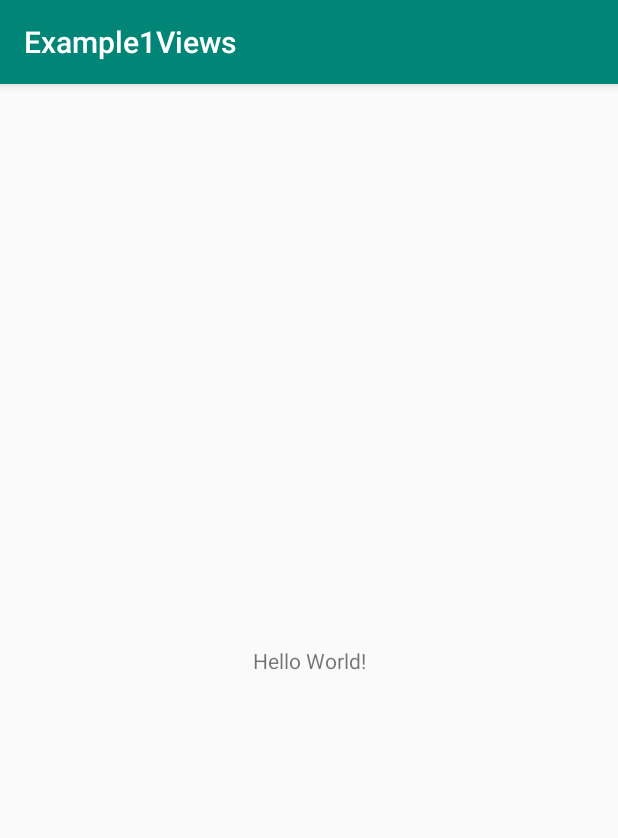
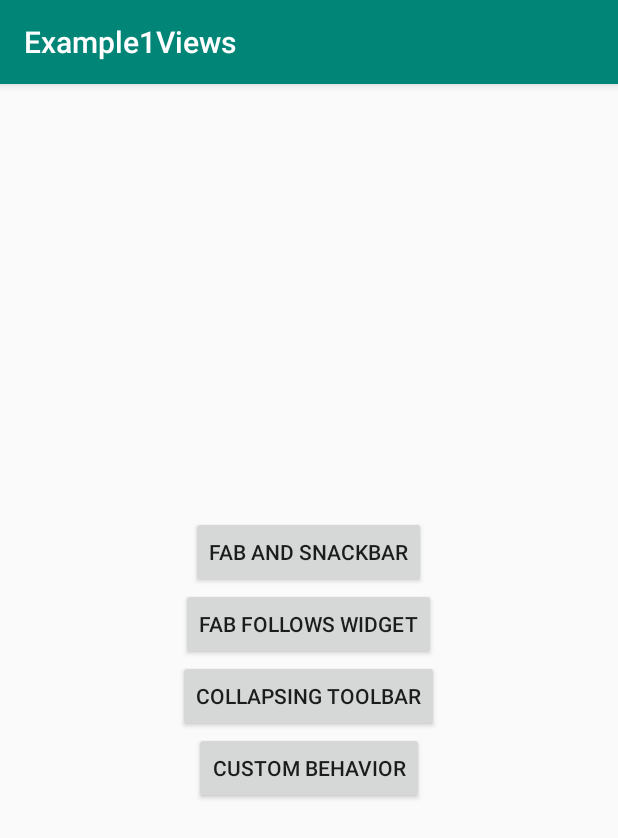
Before and after one commit to praveen1256/Example1Views, an Android app: the screen it shows after launch (MainActivity), on a phone screen of 412 x 824 dp. Shown: the top 838 px of the screen. Run offline under Robolectric (Android 15) with nearby library versions, the light colour scheme and no system bars.

Commit message:
coordinator material design

```diff
--- a/app/build.gradle
+++ b/app/build.gradle
@@ -25,4 +25,8 @@ dependencies {
     testImplementation 'junit:junit:4.12'
     androidTestImplementation 'com.android.support.test:runner:1.0.2'
     androidTestImplementation 'com.android.support.test.espresso:espresso-core:3.0.2'
+    implementation 'com.android.support:design:28.0.0'
+    implementation 'com.android.support:cardview-v7:28.0.0'
+    implementation 'de.hdodenhof:circleimageview:1.3.0'
+
 }
--- a/app/src/main/AndroidManifest.xml
+++ b/app/src/main/AndroidManifest.xml
@@ -16,6 +16,10 @@
                 <category android:name="android.intent.category.LAUNCHER" />
             </intent-filter>
         </activity>
+        <activity android:name=".CollapsingToolbarActivity"/>
+        <activity android:name=".CustomBehaviorActivity"/>
+        <activity android:name=".FabAndSnackbarActivity"/>
+        <activity android:name=".FabFollowsWidgetActivity"/>
     </application>
 
 </manifest>
--- a/app/src/main/java/android/com/example1views/MainActivity.java
+++ b/app/src/main/java/android/com/example1views/MainActivity.java
@@ -1,19 +1,59 @@
 package android.com.example1views;
 
+import android.content.Intent;
 import android.support.v7.app.AppCompatActivity;
 import android.os.Bundle;
 import android.util.Log;
+import android.view.View;
+import android.widget.Button;
 
 public class MainActivity extends AppCompatActivity {
 
     String TAG = "MainActivity LifeCycle";
 
+    private Button mFabAndSnackbarButton;
+    private Button mFabAndTwoWidgetsButton;
+    private Button mCollapsingToolbarButton;
+    private Button mCustomBehaviorButton;
+
     @Override
     protected void onCreate(Bundle savedInstanceState) {
         super.onCreate(savedInstanceState);
         setContentView(R.layout.activity_main);
-        Log.v(TAG,TAG+" : onCreate");
+
+        mFabAndSnackbarButton = (Button) findViewById(R.id.fabAndSnackbarButton);
+        mFabAndSnackbarButton.setOnClickListener(new View.OnClickListener() {
+            @Override
+            public void onClick(View view) {
+                startActivity(new Intent(MainActivity.this, FabAndSnackbarActivity.class));
+            }
+        });
+
+        mFabAndTwoWidgetsButton = (Button) findViewById(R.id.fabAndTwoWidgetsButton);
+        mFabAndTwoWidgetsButton.setOnClickListener(new View.OnClickListener() {
+            @Override
+            public void onClick(View view) {
+                startActivity(new Intent(MainActivity.this, FabFollowsWidgetActivity.class));
+            }
+        });
+
+        mCollapsingToolbarButton = (Button) findViewById(R.id.collapseToolbarButton);
+        mCollapsingToolbarButton.setOnClickListener(new View.OnClickListener() {
+            @Override
+            public void onClick(View view) {
+                startActivity(new Intent(MainActivity.this, CollapsingToolbarActivity.class));
+            }
+        });
+
+        mCustomBehaviorButton = (Button) findViewById(R.id.customBehaviorButton);
+        mCustomBehaviorButton.setOnClickListener(new View.OnClickListener() {
+            @Override
+            public void onClick(View view) {
+                startActivity(new Intent(MainActivity.this, CustomBehaviorActivity.class));
+            }
+        });
     }
+
 
     @Override
     protected void onStart() {
--- a/app/src/main/res/layout/activity_main.xml
+++ b/app/src/main/res/layout/activity_main.xml
@@ -1,18 +1,48 @@
 <?xml version="1.0" encoding="utf-8"?>
-<android.support.constraint.ConstraintLayout xmlns:android="http://schemas.android.com/apk/res/android"
-    xmlns:app="http://schemas.android.com/apk/res-auto"
+<RelativeLayout xmlns:android="http://schemas.android.com/apk/res/android"
     xmlns:tools="http://schemas.android.com/tools"
     android:layout_width="match_parent"
     android:layout_height="match_parent"
-    tools:context=".MainActivity">
+    android:paddingBottom="@dimen/activity_vertical_margin"
+    android:paddingLeft="@dimen/activity_horizontal_margin"
+    android:paddingRight="@dimen/activity_horizontal_margin"
+    android:paddingTop="@dimen/activity_vertical_margin">
 
-    <TextView
-        android:layout_width="wrap_content"
+    <RelativeLayout
+        android:layout_width="match_parent"
         android:layout_height="wrap_content"
-        android:text="Hello World!"
-        app:layout_constraintBottom_toBottomOf="parent"
-        app:layout_constraintLeft_toLeftOf="parent"
-        app:layout_constraintRight_toRightOf="parent"
-        app:layout_constraintTop_toTopOf="parent" />
+        android:layout_centerInParent="true">
 
-</android.support.constraint.ConstraintLayout>
+        <Button
+            android:id="@+id/fabAndSnackbarButton"
+            android:layout_width="wrap_content"
+            android:layout_height="wrap_content"
+            android:layout_centerHorizontal="true"
+            android:text="@string/fab_and_snackbar"/>
+
+        <Button
+            android:id="@+id/fabAndTwoWidgetsButton"
+            android:layout_width="wrap_content"
+            android:layout_height="wrap_content"
+            android:layout_below="@id/fabAndSnackbarButton"
+            android:layout_centerHorizontal="true"
+            android:text="@string/fab_two_widgets"/>
+
+        <Button
+            android:id="@+id/collapseToolbarButton"
+            android:layout_width="wrap_content"
+            android:layout_height="wrap_content"
+            android:layout_below="@id/fabAndTwoWidgetsButton"
+            android:layout_centerHorizontal="true"
+            android:text="@string/collapsing_toolbar"/>
+
+        <Button
+            android:id="@+id/customBehaviorButton"
+            android:layout_width="wrap_content"
+            android:layout_height="wrap_content"
+            android:layout_below="@id/collapseToolbarButton"
+            android:layout_centerHorizontal="true"
+            android:text="@string/custom_behavior"/>
+    </RelativeLayout>
+
+</RelativeLayout>
--- /dev/null
+++ b/app/src/main/res/values/dimens.xml
@@ -0,0 +1,7 @@
+<?xml version="1.0" encoding="utf-8"?>
+<resources>
+    <dimen name="activity_horizontal_margin">16dp</dimen>
+    <dimen name="activity_vertical_margin">16dp</dimen>
+    <dimen name="fab_margin">16dp</dimen>
+    <dimen name="card_margin">16dp</dimen>
+</resources>
--- a/app/src/main/res/values/strings.xml
+++ b/app/src/main/res/values/strings.xml
@@ -1,3 +1,15 @@
 <resources>
     <string name="app_name">Example1Views</string>
+    <string name="fab_and_snackbar">Fab And Snackbar</string>
+    <string name="fab_two_widgets">Fab Follows Widget</string>
+    <string name="collapsing_toolbar">Collapsing Toolbar</string>
+    <string name="custom_behavior">Custom Behavior</string>
+
+    <string name="show_snackbar">Show Snackbar</string>
+
+    <string name="first">First Card</string>
+    <string name="second">Second Card</string>
+    <string name="third">Third Card</string>
+    <string name="collapse_string"></string>
+    <string name="long_latin">Sed ut perspiciatis unde omnis iste natus error sit voluptatem accusantium doloremque laudantium, totam rem aperiam, eaque ipsa quae ab illo inventore veritatis et quasi architecto beatae vitae dicta sunt explicabo. Nemo enim ipsam voluptatem quia voluptas sit aspernatur aut odit aut fugit, sed quia consequuntur magni dolores eos qui ratione voluptatem sequi nesciunt. Neque porro quisquam est, qui dolorem ipsum quia dolor sit amet, consectetur, adipisci velit, sed quia non numquam eius modi tempora incidunt ut labore et dolore magnam aliquam quaerat voluptatem. Ut enim ad minima veniam, quis nostrum exercitationem ullam corporis suscipit laboriosam, nisi ut aliquid ex ea commodi consequatur? Quis autem vel eum iure reprehenderit qui in ea voluptate velit esse quam nihil molestiae consequatur, vel illum qui dolorem eum fugiat quo voluptas nulla pariatur?</string>
 </resources>
```
Also changed, not shown: app/src/main/java/android/com/example1views/CollapsingToolbarActivity.java (added, +13 -0 lines), app/src/main/java/android/com/example1views/CustomBehavior.java (added, +42 -0 lines), app/src/main/java/android/com/example1views/CustomBehaviorActivity.java (added, +36 -0 lines), app/src/main/java/android/com/example1views/FabAndSnackbarActivity.java (added, +37 -0 lines), app/src/main/java/android/com/example1views/FabFollowsWidgetActivity.java (added, +13 -0 lines), app/src/main/res/layout/activity_collapsing_toolbar.xml (added, +65 -0 lines), app/src/main/res/layout/activity_custom_behavior.xml (added, +136 -0 lines), app/src/main/res/layout/activity_fab_follows_widget.xml (added, +126 -0 lines), app/src/main/res/layout/activity_fab_snackbar.xml (added, +29 -0 lines), app/src/main/res/values/styles.xml (+8 -0 lines), app/src/main/res/drawable/bg.jpg (added), app/src/main/res/drawable/logo.jpg (added), app/src/main/res/drawable/mascot.png (added), app/src/main/res/drawable/mascot_icon.png (added).
